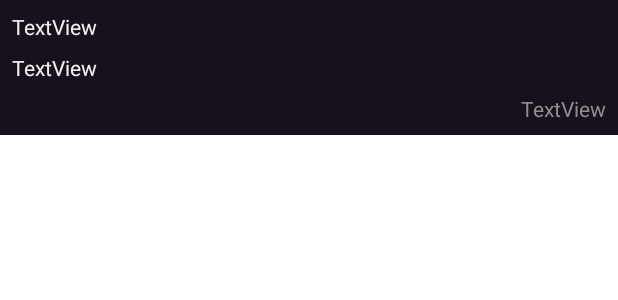
After one commit to picokatx/Flantern, an Android app: the layout card_message.xml on its own in the app's theme, with its tools: preview values and no code run, on a phone screen of 412 x 824 dp. The commit adds this screen. Shown: the top 300 px of the screen. Run offline under Robolectric (Android 15) with nearby library versions, the phone set to English and light mode, and no system bars.

Commit message:
added chat menu

```diff
--- /dev/null
+++ b/app/src/main/res/layout/card_message.xml
@@ -0,0 +1,45 @@
+<?xml version="1.0" encoding="utf-8"?>
+<androidx.constraintlayout.widget.ConstraintLayout xmlns:android="http://schemas.android.com/apk/res/android"
+    xmlns:app="http://schemas.android.com/apk/res-auto"
+    xmlns:tools="http://schemas.android.com/tools"
+    android:layout_width="match_parent"
+    android:layout_height="wrap_content"
+    android:background="?attr/colorPrimaryContainer">
+
+    <TextView
+        android:id="@+id/content_field"
+        android:layout_width="0dp"
+        android:layout_height="wrap_content"
+        android:layout_marginStart="8dp"
+        android:layout_marginTop="8dp"
+        android:layout_marginEnd="8dp"
+        android:text="TextView"
+        android:textColor="?attr/android:textColorPrimary"
+        app:layout_constraintEnd_toEndOf="parent"
+        app:layout_constraintStart_toStartOf="parent"
+        app:layout_constraintTop_toBottomOf="@+id/name_field" />
+
+    <TextView
+        android:id="@+id/name_field"
+        android:layout_width="wrap_content"
+        android:layout_height="wrap_content"
+        android:layout_marginStart="8dp"
+        android:layout_marginTop="8dp"
+        android:text="TextView"
+        android:textColor="?attr/android:textColorPrimary"
+        app:layout_constraintStart_toStartOf="parent"
+        app:layout_constraintTop_toTopOf="parent" />
+
+    <TextView
+        android:id="@+id/timestamp_field"
+        android:layout_width="wrap_content"
+        android:layout_height="wrap_content"
+        android:layout_marginTop="8dp"
+        android:layout_marginEnd="8dp"
+        android:layout_marginBottom="8dp"
+        android:text="TextView"
+        android:textColor="?attr/android:textColorSecondary"
+        app:layout_constraintBottom_toBottomOf="parent"
+        app:layout_constraintEnd_toEndOf="parent"
+        app:layout_constraintTop_toBottomOf="@+id/content_field" />
+</androidx.constraintlayout.widget.ConstraintLayout>
--- a/app/src/main/res/layout/fragment_chats.xml
+++ b/app/src/main/res/layout/fragment_chats.xml
@@ -4,7 +4,8 @@
     xmlns:tools="http://schemas.android.com/tools"
     android:layout_width="match_parent"
     android:layout_height="match_parent"
-    android:background="?attr/colorPrimaryContainer">
+    android:background="?attr/colorPrimaryContainer"
+    tools:context=".ChatsFragment">
 
     <androidx.recyclerview.widget.RecyclerView
         android:id="@+id/review"
```
Also changed, not shown: app/src/main/java/com/picobyte/flantern/ChatFragment.kt (added, +71 -0 lines), app/src/main/java/com/picobyte/flantern/ChatsFragment.kt (+29 -5 lines), app/src/main/java/com/picobyte/flantern/adapters/ChatAdapter.kt (added, +41 -0 lines), app/src/main/java/com/picobyte/flantern/adapters/ChatsAdapter.kt (+14 -14 lines), app/src/main/res/layout/fragment_chat.xml (added, +58 -0 lines), app/src/main/res/navigation/nav_graph.xml (+13 -0 lines).
